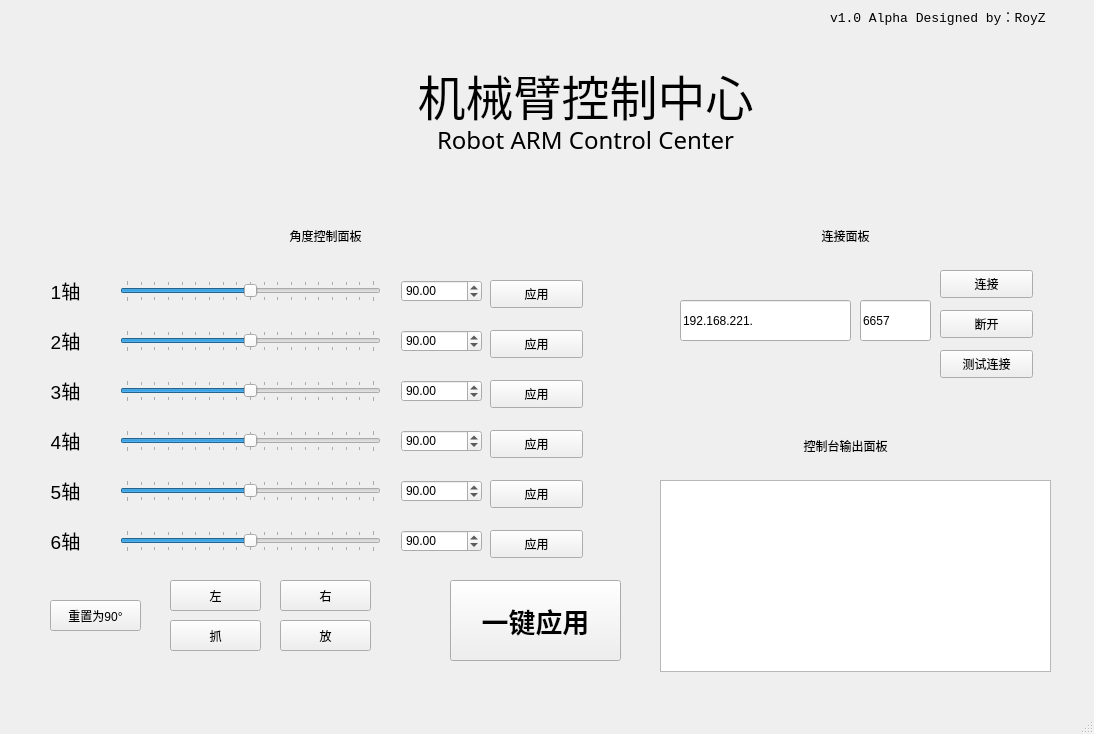
Qt form QT-UI/mainwindow.ui (RoyZ-iwnl/Robot-Arm-Practice-2024) before a commit.
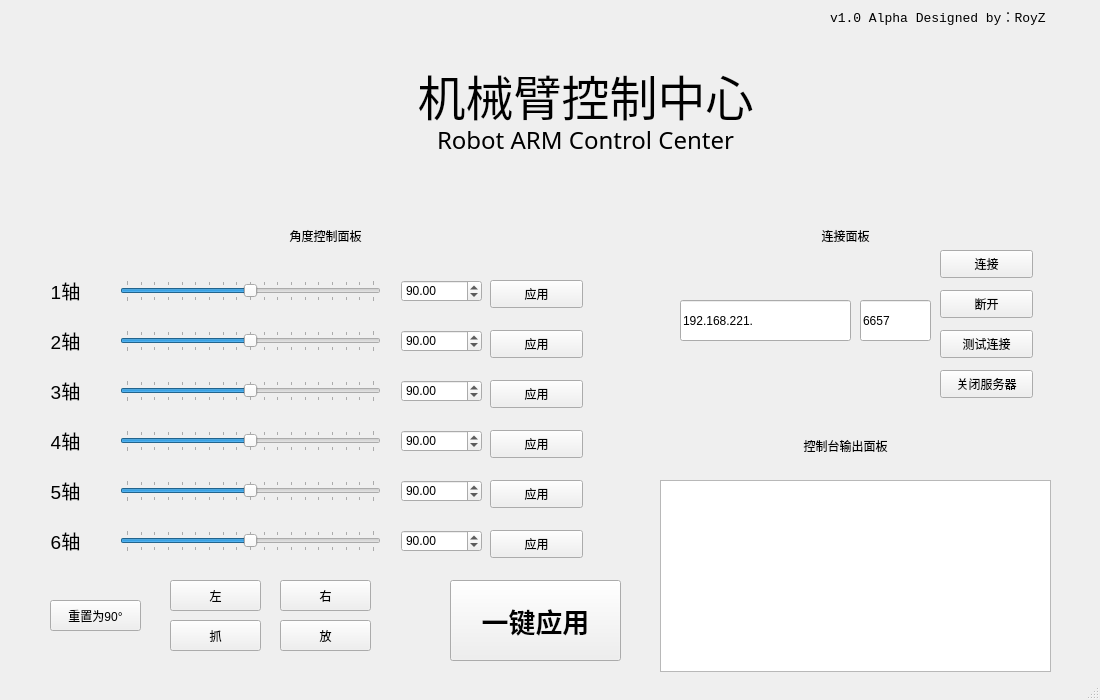
The same form after that commit.

Commit message: QUIT AND TEST WORKING windows fixed

What changed in the file:
```diff
--- a/QT-UI/mainwindow.ui
+++ b/QT-UI/mainwindow.ui
@@ -6,8 +6,8 @@
    <rect>
     <x>0</x>
     <y>0</y>
-    <width>1094</width>
-    <height>734</height>
+    <width>1100</width>
+    <height>700</height>
    </rect>
   </property>
   <property name="windowTitle">
@@ -55,7 +55,7 @@
     <property name="geometry">
      <rect>
       <x>940</x>
-      <y>350</y>
+      <y>330</y>
       <width>93</width>
       <height>28</height>
      </rect>
@@ -229,7 +229,7 @@
     <property name="geometry">
      <rect>
       <x>940</x>
-      <y>270</y>
+      <y>250</y>
       <width>93</width>
       <height>28</height>
      </rect>
@@ -473,7 +473,7 @@
     <property name="geometry">
      <rect>
       <x>940</x>
-      <y>310</y>
+      <y>290</y>
       <width>93</width>
       <height>28</height>
      </rect>
@@ -666,14 +666,14 @@
    <widget class="QPushButton" name="ButtonQuit">
     <property name="geometry">
      <rect>
-      <x>770</x>
-      <y>830</y>
+      <x>940</x>
+      <y>370</y>
       <width>93</width>
       <height>28</height>
      </rect>
     </property>
     <property name="text">
-     <string>QUIT!</string>
+     <string>关闭服务器</string>
     </property>
    </widget>
    <widget class="QLabel" name="label_12">
```
The commit also changes 3 other files.
